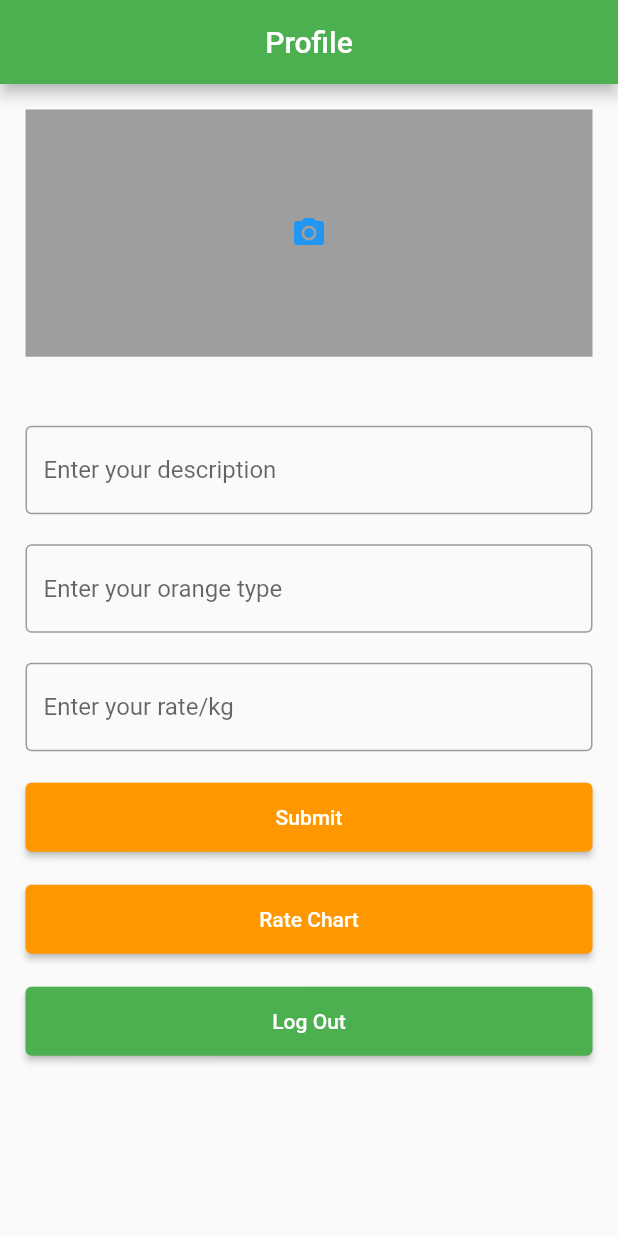
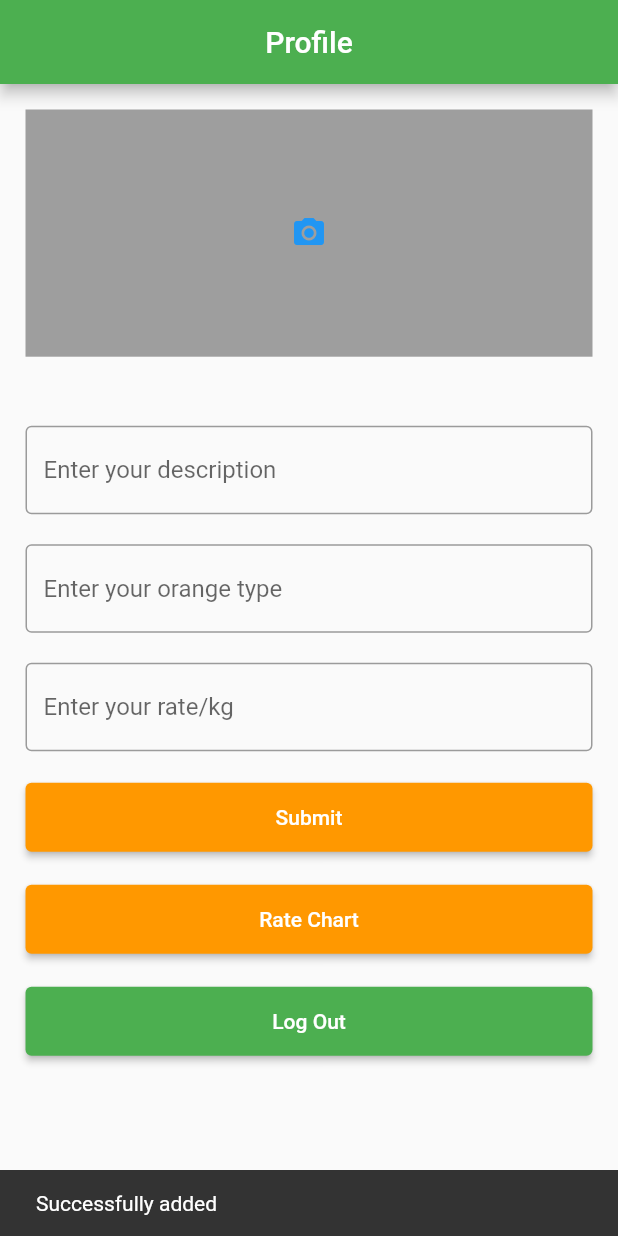
Before and after one commit to tanaybanerjeedeveloper/scaffoldzoid, a Flutter app: the screen it shows once a user with an empty profile is signed in, after a tap on "Submit", on a phone screen of 412 x 824 dp. Run offline on Flutter 3.47's test engine with Material 2 defaults, Android fonts, the phone set to English and light mode, and no system bars; our stand-ins replace cloud_firestore, email_validator, firebase_auth, firebase_core, image_picker; accounts and stored records are empty.

Commit message:
final commit

```diff
--- a/lib/screens/profile_screen.dart
+++ b/lib/screens/profile_screen.dart
@@ -240,5 +240,9 @@ class _ProfileScreenState extends State<ProfileScreen> {
       'email': email,
     };
     await docUser.set(json);
+
+    ScaffoldMessenger.of(context).showSnackBar(const SnackBar(
+      content: Text('Successfully added'),
+    ));
   }
 }
```
